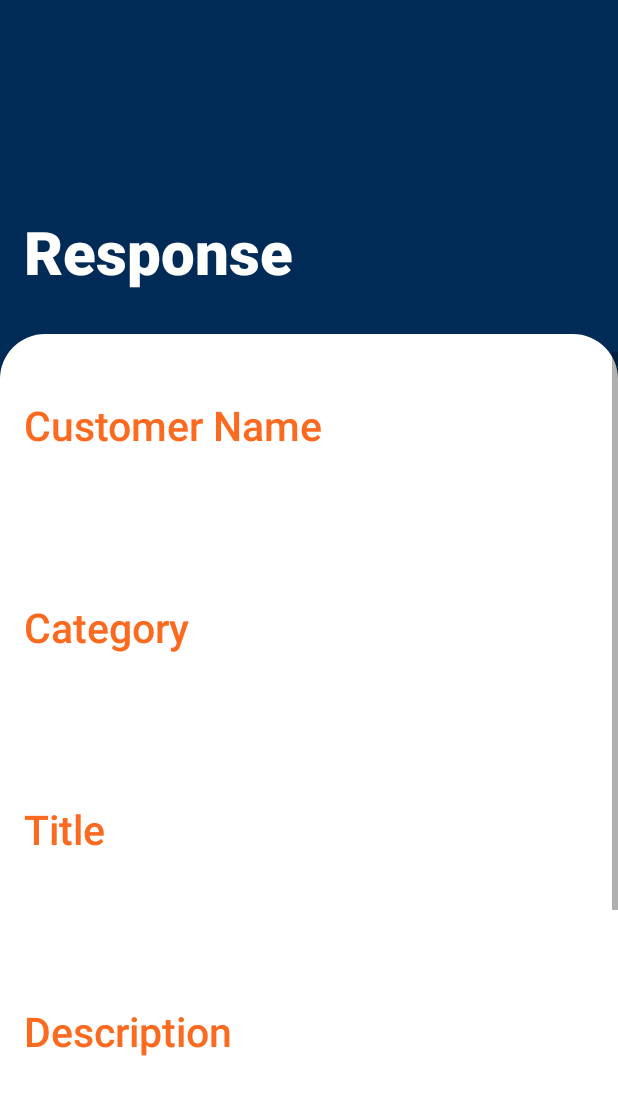
After one commit to rasangalk/wecode-android-app, an Android app: the p_view_response screen opened directly, with no data from a screen before it, on a phone screen of 412 x 824 dp. The commit adds this screen. Shown: the top 1095 px of the screen. Run offline under Robolectric (Android 15) with nearby library versions, the phone set to English and light mode, and no system bars.

Commit message:
View Response done
Done view response frontend

```diff
--- a/app/src/main/AndroidManifest.xml
+++ b/app/src/main/AndroidManifest.xml
@@ -9,7 +9,8 @@
         android:roundIcon="@mipmap/ic_launcher_round"
         android:supportsRtl="true"
         android:theme="@style/Theme.Handymanandroidapp">
-        <activity android:name=".p_view_request"></activity>
+        <activity android:name=".p_view_response"></activity>
+        <activity android:name=".p_view_request" />
         <activity android:name=".p_make_response" />
         <activity android:name=".loginActivity" />
         <activity android:name=".signupActivity" />
--- /dev/null
+++ b/app/src/main/java/com/example/handyman_android_app/p_view_response.java
@@ -0,0 +1,14 @@
+package com.example.handyman_android_app;
+
+import androidx.appcompat.app.AppCompatActivity;
+
+import android.os.Bundle;
+
+public class p_view_response extends AppCompatActivity {
+
+    @Override
+    protected void onCreate(Bundle savedInstanceState) {
+        super.onCreate(savedInstanceState);
+        setContentView(R.layout.activity_pview_response);
+    }
+}
--- /dev/null
+++ b/app/src/main/res/layout/activity_pview_response.xml
@@ -0,0 +1,239 @@
+<?xml version="1.0" encoding="utf-8"?>
+<androidx.constraintlayout.widget.ConstraintLayout xmlns:android="http://schemas.android.com/apk/res/android"
+    xmlns:app="http://schemas.android.com/apk/res-auto"
+    xmlns:tools="http://schemas.android.com/tools"
+    android:id="@+id/activity_pview_response"
+    android:layout_width="match_parent"
+    android:layout_height="match_parent"
+    android:background="@color/navbar"
+    tools:context=".p_view_response">
+
+    <androidx.constraintlayout.widget.ConstraintLayout
+        android:id="@+id/constraintLayout2"
+        android:layout_width="match_parent"
+        android:layout_height="601dp"
+        android:background="@drawable/back_trans"
+        app:layout_constraintBottom_toBottomOf="parent"
+        app:layout_constraintEnd_toEndOf="parent"
+        app:layout_constraintStart_toStartOf="parent">
+
+        <ScrollView
+            android:layout_width="match_parent"
+            android:layout_height="585dp"
+            android:layout_marginBottom="4dp"
+            app:layout_constraintBottom_toBottomOf="parent"
+            app:layout_constraintEnd_toEndOf="parent"
+            app:layout_constraintHorizontal_bias="1.0"
+            app:layout_constraintStart_toStartOf="parent">
+
+            <LinearLayout
+                android:layout_width="match_parent"
+                android:layout_height="wrap_content"
+                android:orientation="vertical">
+
+                <TextView
+                    android:id="@+id/p_tv_viewResponse_name"
+                    android:layout_width="match_parent"
+                    android:layout_height="wrap_content"
+                    android:layout_marginStart="16dp"
+                    android:layout_marginLeft="16dp"
+                    android:layout_marginTop="30dp"
+                    android:fontFamily="sans-serif-medium"
+                    android:text="@string/p_tv_viewResponse_name"
+                    android:textColor="@color/Orange"
+                    android:textSize="27dp"
+                    app:layout_constraintStart_toStartOf="parent"
+                    app:layout_constraintTop_toTopOf="parent" />
+
+                <TextView
+                    android:id="@+id/p_tv1_viewResponse_name"
+                    android:layout_width="360dp"
+                    android:layout_height="37dp"
+                    android:layout_marginStart="16dp"
+                    android:layout_marginLeft="16dp"
+                    android:layout_marginTop="30dp"
+                    android:background="@drawable/fields"
+                    android:fontFamily="sans-serif-medium"
+                    android:paddingLeft="10dp"
+                    android:paddingTop="7dp"
+                    android:textColor="@color/black"
+                    android:textSize="16dp"
+                    app:layout_constraintStart_toStartOf="parent"
+                    app:layout_constraintTop_toTopOf="parent" />
+
+                <TextView
+                    android:id="@+id/p_tv_viewResponse_category"
+                    android:layout_width="wrap_content"
+                    android:layout_height="wrap_content"
+                    android:layout_marginStart="16dp"
+                    android:layout_marginLeft="16dp"
+                    android:layout_marginTop="30dp"
+                    android:fontFamily="sans-serif-medium"
+                    android:text="@string/p_tv_viewResponse_category"
+                    android:textColor="@color/Orange"
+                    android:textSize="27dp"
+                    app:layout_constraintStart_toStartOf="parent"
+                    app:layout_constraintTop_toTopOf="parent" />
+
+                <TextView
+                    android:id="@+id/p_tv1_viewResponse_category"
+                    android:layout_width="360dp"
+                    android:layout_height="37dp"
+                    android:layout_marginStart="16dp"
+                    android:layout_marginLeft="16dp"
+                    android:layout_marginTop="30dp"
+                    android:background="@drawable/fields"
+                    android:fontFamily="sans-serif-medium"
+                    android:paddingLeft="10dp"
+                    android:paddingTop="7dp"
+                    android:textColor="@color/black"
+                    android:textSize="16dp"
+                    app:layout_constraintStart_toStartOf="parent"
+                    app:layout_constraintTop_toTopOf="parent" />
+
+                <TextView
+                    android:id="@+id/p_tv_viewResponse_title"
+                    android:layout_width="match_parent"
+                    android:layout_height="wrap_content"
+                    android:layout_marginStart="16dp"
+                    android:layout_marginLeft="16dp"
+                    android:layout_marginTop="30dp"
+                    android:fontFamily="sans-serif-medium"
+                    android:text="@string/p_tv_viewResponse_title"
+                    android:textColor="@color/Orange"
+                    android:textSize="27dp"
+                    app:layout_constraintStart_toStartOf="parent"
+                    app:layout_constraintTop_toTopOf="parent" />
+
+                <TextView
+                    android:id="@+id/p_tv1_viewResponse_title"
+                    android:layout_width="360dp"
+                    android:layout_height="37dp"
+                    android:layout_marginStart="16dp"
+                    android:layout_marginLeft="16dp"
+                    android:layout_marginTop="30dp"
+                    android:background="@drawable/fields"
+                    android:fontFamily="sans-serif-medium"
+                    android:paddingLeft="10dp"
+                    android:paddingTop="7dp"
+                    android:textColor="@color/black"
+                    android:textSize="16dp"
+                    app:layout_constraintStart_toStartOf="parent"
+                    app:layout_constraintTop_toTopOf="parent" />
+
+                <TextView
+                    android:id="@+id/p_tv_viewResponse_description"
+                    android:layout_width="match_parent"
+                    android:layout_height="wrap_content"
+                    android:layout_marginStart="16dp"
+                    android:layout_marginLeft="16dp"
+                    android:layout_marginTop="30dp"
+                    android:fontFamily="sans-serif-medium"
+                    android:text="@string/p_tv_viewResponse_description"
+                    android:textColor="@color/Orange"
+                    android:textSize="27dp"
+                    app:layout_constraintStart_toStartOf="parent"
+                    app:layout_constraintTop_toTopOf="parent" />
+
+                <TextView
+                    android:id="@+id/p_tv1_viewResponse_description"
+                    android:layout_width="360dp"
+                    android:layout_height="112dp"
+                    android:layout_marginStart="16dp"
+                    android:layout_marginLeft="16dp"
+                    android:layout_marginTop="30dp"
+                    android:background="@drawable/fields"
+                    android:fontFamily="sans-serif-medium"
+                    android:inputType="textMultiLine|textCapSentences"
+                    android:paddingLeft="10dp"
+                    android:paddingTop="7dp"
+                    android:textColor="@color/black"
+                    android:textSize="16dp"
+                    app:layout_constraintStart_toStartOf="parent"
+                    app:layout_constraintTop_toTopOf="parent" />
+
+                <TextView
+                    android:id="@+id/p_tv_viewResponse_location"
+                    android:layout_width="match_parent"
+                    android:layout_height="wrap_content"
+                    android:layout_marginStart="16dp"
+                    android:layout_marginLeft="16dp"
+                    android:layout_marginTop="30dp"
+                    android:fontFamily="sans-serif-medium"
+                    android:text="@string/p_tv_viewResponse_location"
+                    android:textColor="@color/Orange"
+                    android:textSize="27dp"
+                    app:layout_constraintStart_toStartOf="parent"
+                    app:layout_constraintTop_toTopOf="parent" />
+
+                <TextView
+                    android:id="@+id/p_tv1_viewResponse_location"
+                    android:layout_width="360dp"
+                    android:layout_height="37dp"
+                    android:layout_marginStart="16dp"
+                    android:layout_marginLeft="16dp"
+                    android:layout_marginTop="30dp"
+                    android:background="@drawable/fields"
+                    android:fontFamily="sans-serif-medium"
+                    android:paddingLeft="10dp"
+                    android:paddingTop="7dp"
+                    android:textColor="@color/black"
+                    android:textSize="16dp"
+                    app:layout_constraintStart_toStartOf="parent"
+                    app:layout_constraintTop_toTopOf="parent" />
+
+                <Button
+                    android:id="@+id/p_btn_viewResponse_updateBtn"
+                    android:layout_width="379dp"
+                    android:layout_height="47dp"
+                    android:layout_marginStart="13dp"
+                    android:layout_marginLeft="13dp"
+                    android:layout_marginTop="40dp"
+                    android:layout_marginEnd="16dp"
+                    android:layout_marginRight="16dp"
+                    android:layout_marginBottom="10dp"
+                    android:background="@drawable/fields"
+                    android:fontFamily="sans-serif-black"
+                    android:onClick="oneclick"
+                    android:text="@string/p_btn_viewResponse_updateBtn"
+                    app:backgroundTint="@color/Orange"
+                    tools:ignore="OnClick" />
+
+                <Button
+                    android:id="@+id/p_btn_viewResponse_deleteBtn"
+                    android:layout_width="match_parent"
+                    android:layout_height="47dp"
+                    android:layout_marginStart="13dp"
+                    android:layout_marginLeft="13dp"
+                    android:layout_marginTop="0dp"
+                    android:layout_marginEnd="16dp"
+                    android:layout_marginRight="16dp"
+                    android:layout_marginBottom="28dp"
+                    android:background="@drawable/fields"
+                    android:fontFamily="sans-serif-black"
+                    android:onClick="oneclick"
+                    android:text="@string/p_btn_viewResponse_deleteBtn"
+                    app:backgroundTint="@color/Orange"
+                    tools:ignore="OnClick" />
+
+            </LinearLayout>
+        </ScrollView>
+
+    </androidx.constraintlayout.widget.ConstraintLayout>
+
+    <TextView
+        android:id="@+id/p_tv_viewResponse_topic"
+        android:layout_width="wrap_content"
+        android:layout_height="wrap_content"
+        android:layout_marginStart="16dp"
+        android:layout_marginLeft="16dp"
+        android:layout_marginBottom="28dp"
+        android:fontFamily="sans-serif-medium"
+        android:text="@string/p_tv_viewResponse_topic"
+        android:textColor="@color/white"
+        android:textSize="40dp"
+        android:textStyle="bold"
+        app:layout_constraintBottom_toTopOf="@+id/constraintLayout2"
+        app:layout_constraintStart_toStartOf="parent" />
+
+</androidx.constraintlayout.widget.ConstraintLayout>
--- a/app/src/main/res/values/strings.xml
+++ b/app/src/main/res/values/strings.xml
@@ -49,6 +49,14 @@
     <string name="p_tv_viewRequest_description">Description</string>
     <string name="p_tv_viewRequest_location">Location</string>
     <string name="p_btn_viewRequest_btn">RESPONSE</string>
+    <string name="p_tv_viewResponse_topic">Response</string>
+    <string name="p_tv_viewResponse_name">Customer Name</string>
+    <string name="p_tv_viewResponse_category">Category</string>
+    <string name="p_tv_viewResponse_title">Title</string>
+    <string name="p_tv_viewResponse_description">Description</string>
+    <string name="p_tv_viewResponse_location">Location</string>
+    <string name="p_btn_viewResponse_updateBtn">UPDATE</string>
+    <string name="p_btn_viewResponse_deleteBtn">DELETE</string>
     <string-array name="location_spinner">
         <item>Select a location</item>
         <item>Ampara</item>
```
